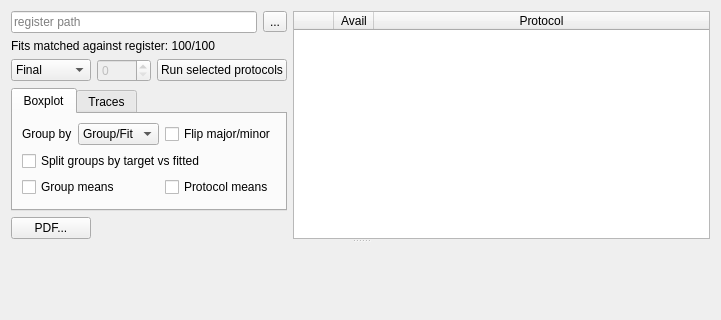
Above: src/gui/fiterrorplotter.ui from CompEphys-team/rtdo before the change; both pictures show x 0 to 721 and y 0 to 320 of the 721 by 527 pixel window. Below: the same form after it.
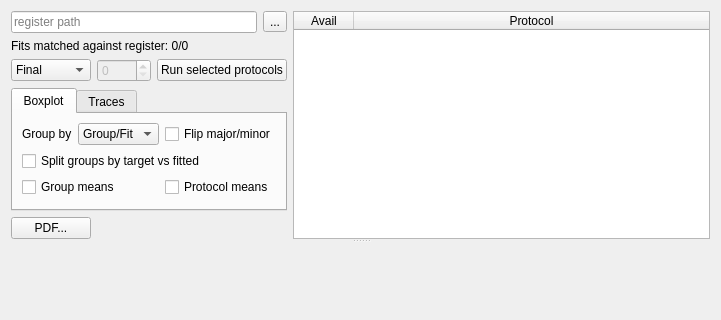
That is the form after the change. Custom widgets are drawn as their Qt base class.

Commit message: FitErrorPlotter UX changes

The edit to the form file:
```diff
--- a/src/gui/fiterrorplotter.ui
+++ b/src/gui/fiterrorplotter.ui
@@ -188,7 +188,7 @@
        <item row="1" column="0" colspan="4">
         <widget class="QLabel" name="matchedLabel">
          <property name="text">
-          <string>Fits matched against register: 100/100</string>
+          <string>Fits matched against register: 0/0</string>
          </property>
         </widget>
        </item>
@@ -202,16 +202,11 @@
        <item row="0" column="4" rowspan="5">
         <widget class="QTableWidget" name="protocols">
          <attribute name="horizontalHeaderDefaultSectionSize">
-          <number>40</number>
+          <number>60</number>
          </attribute>
          <attribute name="horizontalHeaderStretchLastSection">
           <bool>true</bool>
          </attribute>
-         <column>
-          <property name="text">
-           <string/>
-          </property>
-         </column>
          <column>
           <property name="text">
            <string>Avail</string>
```
Left out of the diff: 3 changed lines with no effect on the pictures. The commit also changes 1 other file.
